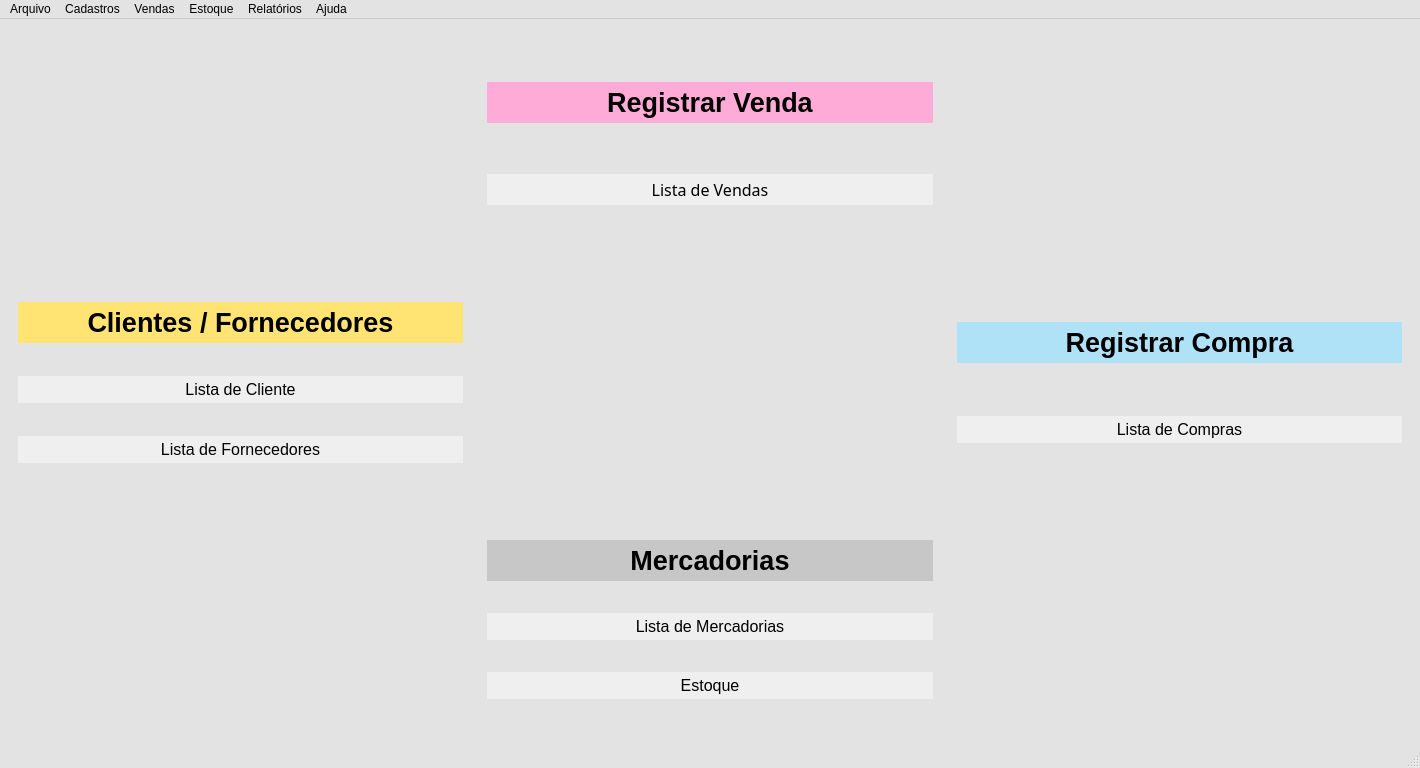
Qt form Resources/UI/MainWindowC.ui (Klubas/Projeto-SOAD) before a commit.
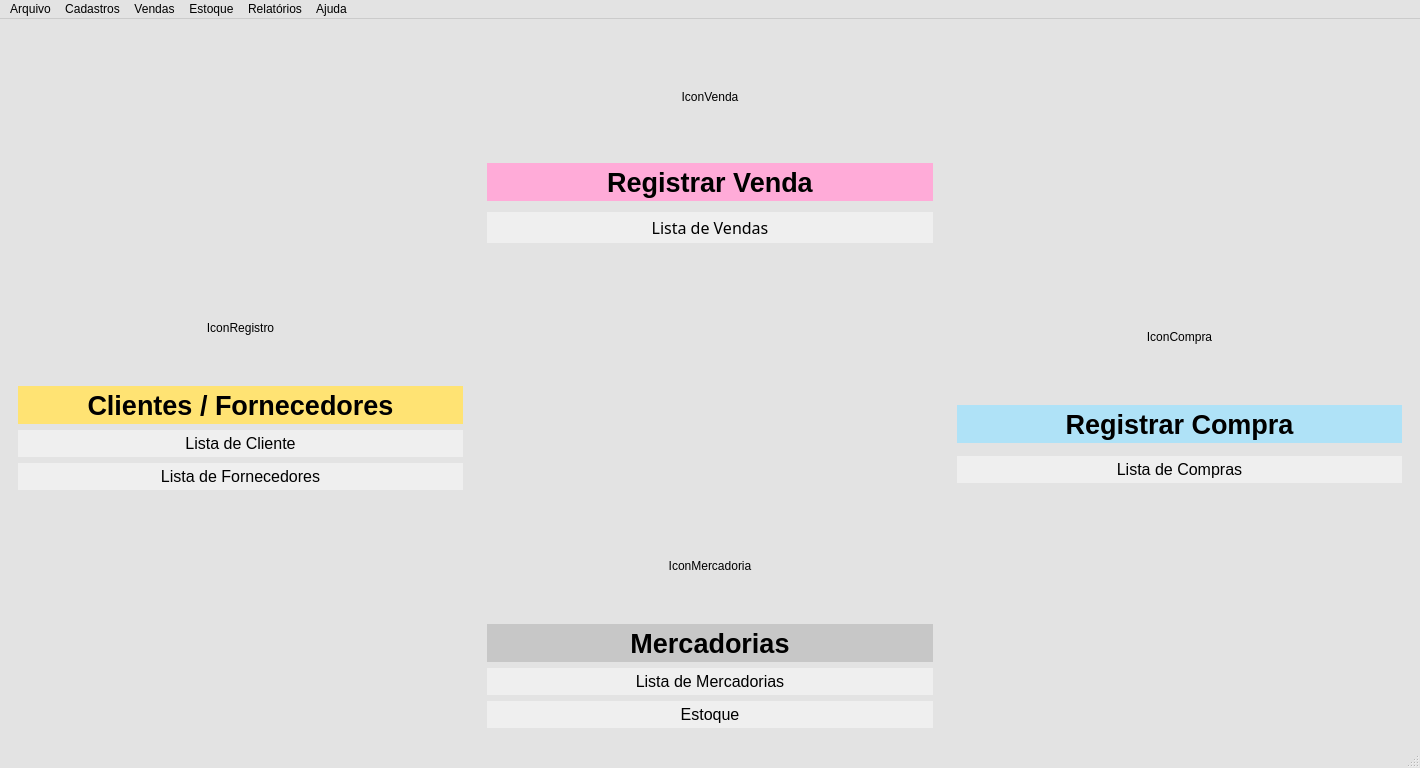
The same form after that commit.

Commit message: Tela com espaço dos icones e icones novos

What changed in the file:
```diff
--- a/Resources/UI/MainWindowC.ui
+++ b/Resources/UI/MainWindowC.ui
@@ -246,6 +246,22 @@
            <enum>QFrame::Plain</enum>
           </property>
           <layout class="QVBoxLayout" name="verticalLayout_5">
+           <item>
+            <widget class="QLabel" name="label_3">
+             <property name="maximumSize">
+              <size>
+               <width>16777215</width>
+               <height>110</height>
+              </size>
+             </property>
+             <property name="text">
+              <string>IconCompra</string>
+             </property>
+             <property name="alignment">
+              <set>Qt::AlignCenter</set>
+             </property>
+            </widget>
+           </item>
            <item>
             <widget class="QPushButton" name="pushButton_compra">
              <property name="sizePolicy">
@@ -257,7 +273,7 @@
              <property name="maximumSize">
               <size>
                <width>693</width>
-               <height>41</height>
+               <height>38</height>
               </size>
              </property>
              <property name="palette">
@@ -357,6 +373,22 @@
            </sizepolicy>
           </property>
           <layout class="QVBoxLayout" name="verticalLayout_4">
+           <item>
+            <widget class="QLabel" name="label_4">
+             <property name="maximumSize">
+              <size>
+               <width>16777215</width>
+               <height>110</height>
+              </size>
+             </property>
+             <property name="text">
+              <string>IconMercadoria</string>
+             </property>
+             <property name="alignment">
+              <set>Qt::AlignCenter</set>
+             </property>
+            </widget>
+           </item>
            <item>
             <widget class="QPushButton" name="pushButton_mercadoria">
              <property name="sizePolicy">
@@ -368,7 +400,7 @@
              <property name="maximumSize">
               <size>
                <width>693</width>
-               <height>41</height>
+               <height>38</height>
               </size>
              </property>
              <property name="palette">
@@ -495,6 +527,22 @@
            </sizepolicy>
           </property>
           <layout class="QVBoxLayout" name="verticalLayout_6">
+           <item>
+            <widget class="QLabel" name="label_2">
+             <property name="maximumSize">
+              <size>
+               <width>16777215</width>
+               <height>110</height>
+              </size>
+             </property>
+             <property name="text">
+              <string>IconVenda</string>
+             </property>
+             <property name="alignment">
+              <set>Qt::AlignCenter</set>
+             </property>
+            </widget>
+           </item>
            <item>
             <widget class="QPushButton" name="pushButton_venda">
              <property name="sizePolicy">
@@ -506,7 +554,7 @@
              <property name="maximumSize">
               <size>
                <width>693</width>
-               <height>41</height>
+               <height>38</height>
               </size>
              </property>
              <property name="palette">
@@ -606,6 +654,22 @@
            </sizepolicy>
           </property>
           <layout class="QVBoxLayout" name="verticalLayout_3">
+           <item>
+            <widget class="QLabel" name="label">
+             <property name="maximumSize">
+              <size>
+               <width>16777215</width>
+               <height>110</height>
+              </size>
+             </property>
+             <property name="text">
+              <string>IconRegistro</string>
+             </property>
+             <property name="alignment">
+              <set>Qt::AlignCenter</set>
+             </property>
+            </widget>
+           </item>
            <item>
             <widget class="QPushButton" name="pushButton_pessoa">
              <property name="sizePolicy">
@@ -617,7 +681,7 @@
              <property name="maximumSize">
               <size>
                <width>693</width>
-               <height>41</height>
+               <height>38</height>
               </size>
              </property>
              <property name="palette">
```
The commit also changes 4 other files.
